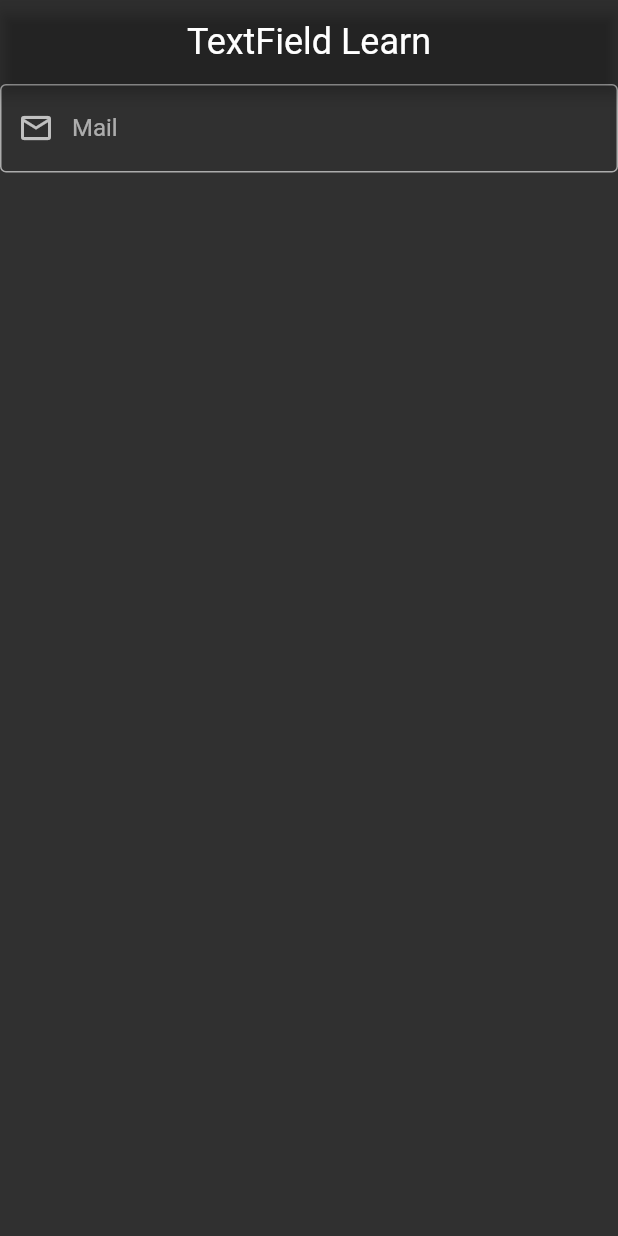
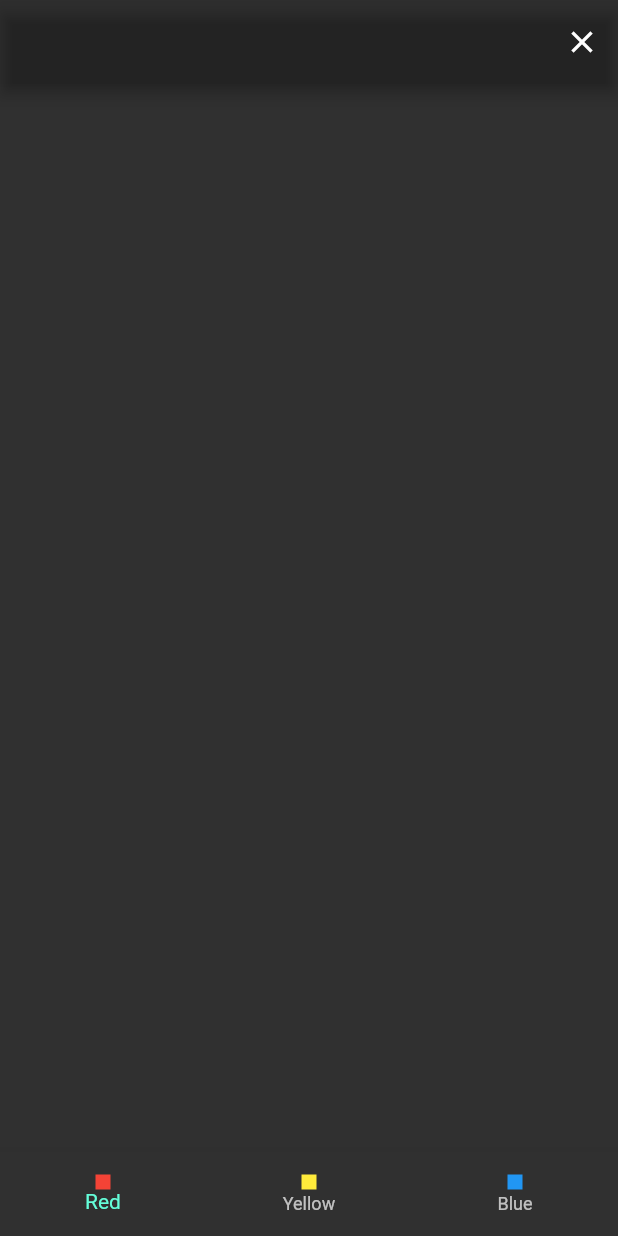
Before and after one commit to drgndenis/one_hundred_days_of_code, a Flutter app: the screen it shows after launch, on a phone screen of 412 x 824 dp. Run offline on Flutter 3.47's test engine with Material 2 defaults, Android fonts, the phone set to English and light mode, and no system bars.

Commit message:
Day-6 Color Demo and Lifecyle Demo added

```diff
--- /dev/null
+++ b/lib/Day-6/color_demos_view.dart
@@ -0,0 +1,80 @@
+import 'package:flutter/material.dart';
+
+class ColorButtonView extends StatefulWidget {
+  const ColorButtonView({super.key, required this.initialColor});
+  // alt companente null yollama
+  final Color? initialColor;
+
+  @override
+  State<ColorButtonView> createState() => _ColorButtonViewState();
+}
+
+class _ColorButtonViewState extends State<ColorButtonView> {
+  Color? _backgroundColor;
+
+  @override
+  void initState() {
+    super.initState();
+    _backgroundColor = widget.initialColor ?? Colors.transparent;
+  }
+
+  void changeBackgroundColor(Color color) {
+    setState(() {
+      _backgroundColor = color;
+    });
+  }
+
+  @override
+  void didUpdateWidget(covariant ColorButtonView oldWidget) {
+    super.didUpdateWidget(oldWidget);
+    if (widget.initialColor != _backgroundColor &&
+        widget.initialColor != null) {
+      changeBackgroundColor(widget.initialColor!);
+    }
+  }
+
+  @override
+  Widget build(BuildContext context) {
+    return Scaffold(
+      backgroundColor: _backgroundColor,
+      bottomNavigationBar:
+          BottomNavigationBar(onTap: _colorOnTap, items: const [
+        BottomNavigationBarItem(
+            icon: _ColorContainer(color: Colors.red), label: 'Red'),
+        BottomNavigationBarItem(
+            icon: _ColorContainer(color: Colors.yellow), label: 'Yellow'),
+        BottomNavigationBarItem(
+            icon: _ColorContainer(color: Colors.blue), label: 'Blue')
+      ]),
+    );
+  }
+
+  void _colorOnTap(int value) {
+    if (value == _MyColors.red.index) {
+      changeBackgroundColor(Colors.red);
+    } else if (value == _MyColors.yellow.index) {
+      changeBackgroundColor(Colors.yellow);
+    } else if (value == _MyColors.blue.index) {
+      changeBackgroundColor(Colors.blue);
+    }
+  }
+}
+
+enum _MyColors { red, yellow, blue }
+
+class _ColorContainer extends StatelessWidget {
+  const _ColorContainer({
+    Key? key,
+    required this.color,
+  }) : super(key: key);
+  final Color color;
+
+  @override
+  Widget build(BuildContext context) {
+    return Container(
+      color: color,
+      width: 10,
+      height: 10,
+    );
+  }
+}
--- /dev/null
+++ b/lib/Day-6/color_lifecycle_view.dart
@@ -0,0 +1,39 @@
+import 'package:flutter/material.dart';
+
+import 'color_demos_view.dart';
+
+class ColorLifeCycleView extends StatefulWidget {
+  const ColorLifeCycleView({super.key});
+
+  @override
+  State<ColorLifeCycleView> createState() => _ColorLifeCycleViewState();
+}
+
+class _ColorLifeCycleViewState extends State<ColorLifeCycleView> {
+  Color? _backgroundColor;
+
+  @override
+  Widget build(BuildContext context) {
+    return Scaffold(
+      appBar: AppBar(
+        actions: [
+          IconButton(
+              onPressed: _changeBackground,
+              icon: const Icon(Icons.clear_outlined))
+        ],
+      ),
+      body: Column(
+        children: [
+          const Spacer(),
+          Expanded(child: ColorButtonView(initialColor: _backgroundColor)),
+        ],
+      ),
+    );
+  }
+
+  void _changeBackground() {
+    setState(() {
+      _backgroundColor = Colors.pink;
+    });
+  }
+}
--- a/lib/main.dart
+++ b/lib/main.dart
@@ -1,5 +1,6 @@
 import 'package:flutter/material.dart';
-import 'Day-6/text_field_learn.dart';
+import 'Day-6/color_demos_view.dart';
+import 'Day-6/color_lifecycle_view.dart';
 
 void main() {
   runApp(const MyApp());
@@ -32,6 +33,6 @@ class MyApp extends StatelessWidget {
                 centerTitle: true,
                 backgroundColor: Colors.transparent,
                 titleTextStyle: TextStyle(color: Colors.white))),
-        home: const TextfieldLearn());
+        home: const ColorLifeCycleView());
   }
 }
```
